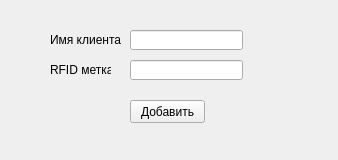
Above: CMS_server version 0.1/DB_client.ui from stig888881/CMS_server before the change. Below: the same form after it.
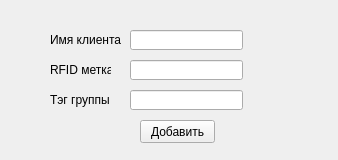
That is the form after the change.

Patch:
```diff
--- a/CMS_server version 0.1/DB_client.ui
+++ b/CMS_server version 0.1/DB_client.ui
@@ -39,8 +39,8 @@
   <widget class="QPushButton" name="pushButton">
    <property name="geometry">
     <rect>
-     <x>130</x>
-     <y>100</y>
+     <x>140</x>
+     <y>120</y>
      <width>75</width>
      <height>23</height>
     </rect>
@@ -75,6 +75,29 @@
     <string>RFID метка</string>
    </property>
   </widget>
+  <widget class="QLabel" name="label_3">
+   <property name="geometry">
+    <rect>
+     <x>50</x>
+     <y>90</y>
+     <width>61</width>
+     <height>20</height>
+    </rect>
+   </property>
+   <property name="text">
+    <string>Тэг группы</string>
+   </property>
+  </widget>
+  <widget class="QLineEdit" name="lineEdit_3">
+   <property name="geometry">
+    <rect>
+     <x>130</x>
+     <y>90</y>
+     <width>113</width>
+     <height>20</height>
+    </rect>
+   </property>
+  </widget>
  </widget>
  <resources/>
  <connections/>
```
